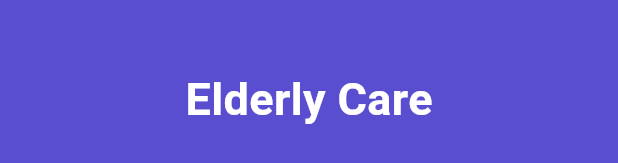
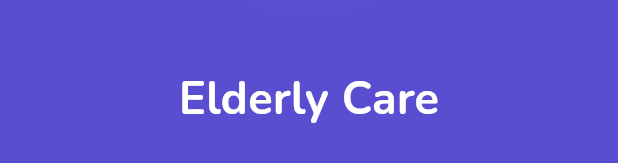
Before and after one commit to OneUp-WS71/mobile-application, a Flutter app: the SplashScreen widget shown alone on an empty page, opened directly, on a phone screen of 412 x 824 dp. Shown: the part 704-867 px from the top of the screen. Run offline on Flutter 3.47's test engine with Material 3 defaults, Android fonts, the phone set to English and light mode, and no system bars; drawn by our look-alikes of animated_splash_screen.

Commit message:
feat: add styles

```diff
--- /dev/null
+++ b/lib/common/styles/styles.dart
@@ -0,0 +1,11 @@
+import 'dart:ui';
+class Styles {
+  static Color primaryColor = const Color(0xFF594ECF);
+  static Color secondaryColor = const Color(0xFFDADAFC);
+  static Color infoColor = const Color(0xFF909399);
+  static Color successColor = const Color(0xFF30DC7A);
+  static Color warningColor = const Color(0xFFEDCE2B);
+  static Color errorColor = const Color(0xFFF84343);
+  static String headingFont = 'Nunito';
+  static String bodyFont = 'Poppins';
+}
--- a/lib/splash_screen.dart
+++ b/lib/splash_screen.dart
@@ -1,5 +1,6 @@
 import 'package:flutter/material.dart';
 import 'package:animated_splash_screen/animated_splash_screen.dart';
+import 'common/styles/styles.dart';
 import 'security/presentation/login/login_screen.dart';
 
 class SplashScreen extends StatelessWidget {
@@ -12,12 +13,13 @@ class SplashScreen extends StatelessWidget {
             SizedBox(height: 10),
             Text('Elderly Care',
               style: TextStyle(
-              fontSize: 30,
-              fontWeight: FontWeight.bold,
-              color: Colors.white)),
+                  fontFamily: Styles.headingFont,
+                  fontSize: 30,
+                  fontWeight: FontWeight.bold,
+                  color: Colors.white)),
           ],
         ),
-        backgroundColor: Color(0xFF594ECF),
+        backgroundColor: Styles.primaryColor,
         duration: 3000,
         nextScreen: const LoginScreen(),
       splashIconSize: 300,
```
Also changed, not shown: pubspec.yaml (+11 -7 lines), assets/fonts/Nunito-Bold.ttf (added), assets/fonts/Nunito-Medium.ttf (added), assets/fonts/Nunito-Regular.ttf (added), assets/fonts/Nunito-SemiBold.ttf (added), assets/fonts/Poppins-Bold.ttf (added), assets/fonts/Poppins-Medium.ttf (added), assets/fonts/Poppins-Regular.ttf (added), assets/fonts/Poppins-SemiBold.ttf (added).
